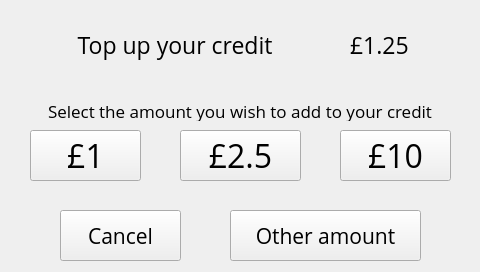
Above: xbterminal/gui/ui.ui from alexykot/xbterminal-firmware before the change. Below: the same form after it.
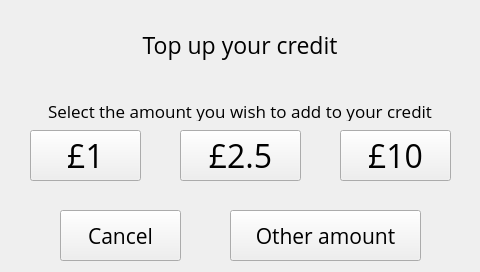
That is the form after the change. The open tabs and pages were chosen to show the change.

Commit message: Hide current balance from payment screens

```diff
--- a/xbterminal/gui/ui.ui
+++ b/xbterminal/gui/ui.ui
@@ -346,7 +346,7 @@
       <rect>
        <x>0</x>
        <y>0</y>
-       <width>350</width>
+       <width>480</width>
        <height>90</height>
       </rect>
      </property>
@@ -438,27 +438,6 @@
       <string>Other amount</string>
      </property>
     </widget>
-    <widget class="QLabel" name="pamount_credit_lbl">
-     <property name="geometry">
-      <rect>
-       <x>350</x>
-       <y>0</y>
-       <width>130</width>
-       <height>90</height>
-      </rect>
-     </property>
-     <property name="font">
-      <font>
-       <pointsize>17</pointsize>
-      </font>
-     </property>
-     <property name="text">
-      <string>£1.25</string>
-     </property>
-     <property name="alignment">
-      <set>Qt::AlignLeading|Qt::AlignLeft|Qt::AlignVCenter</set>
-     </property>
-    </widget>
     <widget class="QPushButton" name="pamount_cancel_btn">
      <property name="geometry">
       <rect>
```
Left out of the diff: 23 changed lines with no effect on the pictures. The commit also changes 3 other files.
